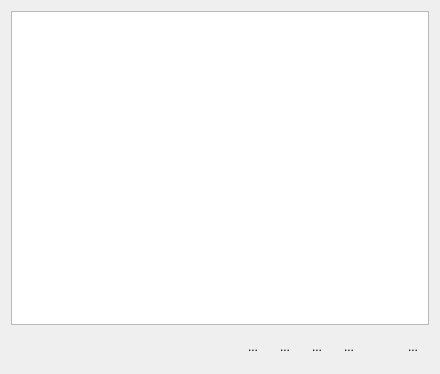
Before: the Qt Designer form src/bookindexeditor.ui in boussouira/moltaqa, drawn with Qt 5.
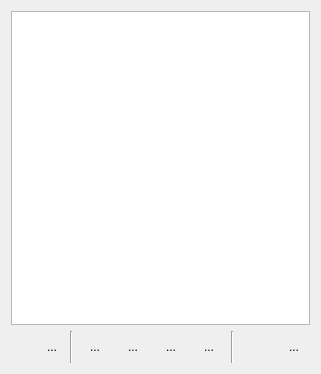
After: the same form once the commit is applied. Icons and pictures are not drawn.

Commit message: Link title with page button

```diff
--- a/src/bookindexeditor.ui
+++ b/src/bookindexeditor.ui
@@ -6,7 +6,7 @@
    <rect>
     <x>0</x>
     <y>0</y>
-    <width>440</width>
+    <width>321</width>
     <height>374</height>
    </rect>
   </property>
@@ -31,11 +31,6 @@
     </widget>
    </item>
    <item>
-    <layout class="QHBoxLayout" name="horizontalLayout_3">
-     <property name="spacing">
-      <number>0</number>
-     </property>
-     <item>
       <layout class="QHBoxLayout" name="horizontalLayout">
        <item>
         <widget class="QToolButton" name="toolAddTitle">
@@ -80,13 +75,13 @@
          </property>
         </widget>
        </item>
-      </layout>
-     </item>
      <item>
-      <layout class="QHBoxLayout" name="horizontalLayout_2">
-       <property name="spacing">
-        <number>0</number>
+      <widget class="Line" name="line_2">
+       <property name="orientation">
+        <enum>Qt::Vertical</enum>
        </property>
+      </widget>
+     </item>
        <item>
         <widget class="QToolButton" name="toolMoveUp">
          <property name="minimumSize">
@@ -173,6 +168,30 @@
          </property>
         </widget>
        </item>
+     <item>
+      <widget class="Line" name="line">
+       <property name="orientation">
+        <enum>Qt::Vertical</enum>
+       </property>
+      </widget>
+     </item>
+     <item>
+      <widget class="QToolButton" name="toolLinkTitle">
+       <property name="toolTip">
+        <string>ربط العنوان المحدد بالصفحة الحالية</string>
+       </property>
+       <property name="text">
+        <string>...</string>
+       </property>
+       <property name="icon">
+        <iconset resource="../share/moltaqa-lib/qt_rc.qrc">
+         <normaloff>:/images/insert-link.png</normaloff>:/images/insert-link.png</iconset>
+       </property>
+       <property name="autoRaise">
+        <bool>true</bool>
+       </property>
+      </widget>
+     </item>
        <item>
         <spacer name="horizontalSpacer">
          <property name="orientation">
@@ -185,8 +204,6 @@
           </size>
          </property>
         </spacer>
-       </item>
-      </layout>
      </item>
     </layout>
    </item>
```
Left out of the diff: 18 changed lines with no effect on the pictures. Lines whose indentation alone changed are shown as unchanged. The commit also changes 4 other files.
